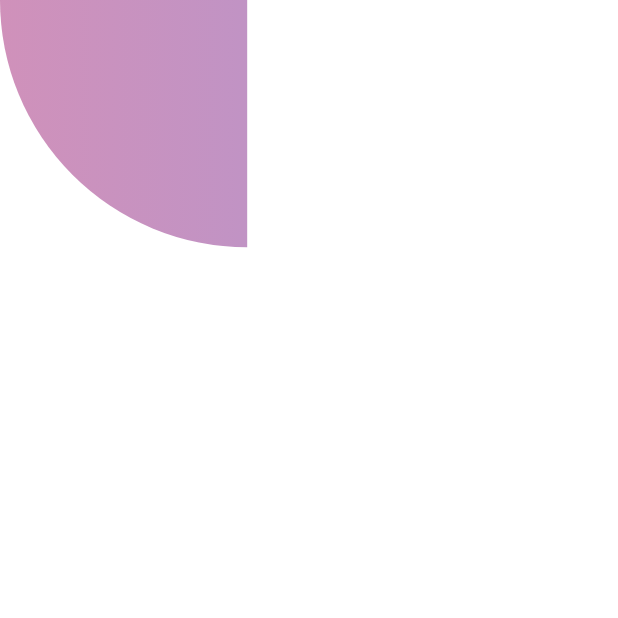
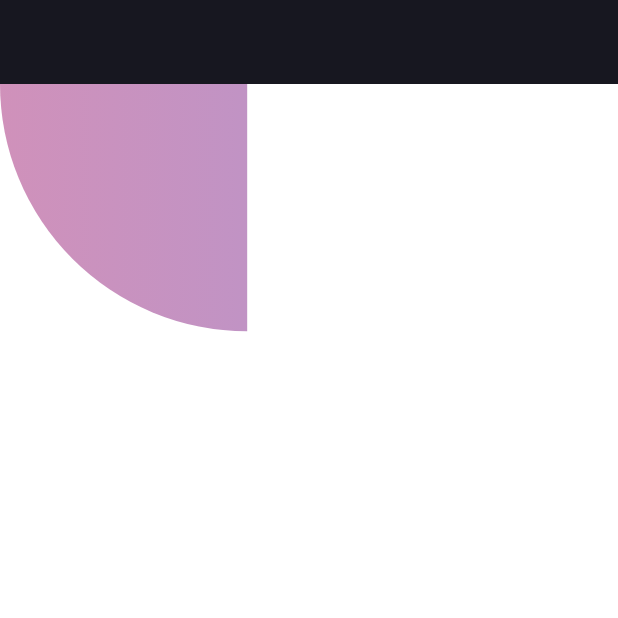
Before and after one commit to jinosh05/brave_browser_clone, a Flutter app: the screen it shows after launch, on a phone screen of 412 x 824 dp, the top half of it. Run offline on Flutter 3.47's test engine with Material 2 defaults, Android fonts, the phone set to English and light mode, and no system bars; our stand-ins replace permission_handler, shared_preferences; missing offline and left inert: flutter_downloader.

Commit message:
Appbar color created

```diff
--- a/lib/constants/colors.dart
+++ b/lib/constants/colors.dart
@@ -5,4 +5,6 @@ class AppColors {
     Color(0x80A12476),
     Color(0x8083288A),
   ];
+
+  static const Color blackRussian = Color(0xff171720);
 }
--- a/lib/screens/dummy.dart
+++ b/lib/screens/dummy.dart
@@ -1,3 +1,4 @@
+import 'package:brave_browser_clone/constants/colors.dart';
 import 'package:flutter/material.dart';
 
 import '../widgets/gradient_arc.dart';
@@ -13,7 +14,10 @@ class _DummyState extends State<Dummy> {
   @override
   Widget build(BuildContext context) {
     return Scaffold(
-      // bottomNavigationBar: BottomNavigationBar(items: [BottomNavigationBarItem(icon: )]),
+      appBar: AppBar(
+        elevation: 0,
+        backgroundColor: AppColors.blackRussian,
+      ),
       body: Column(
         children: const [
           GradientArc(),
```
